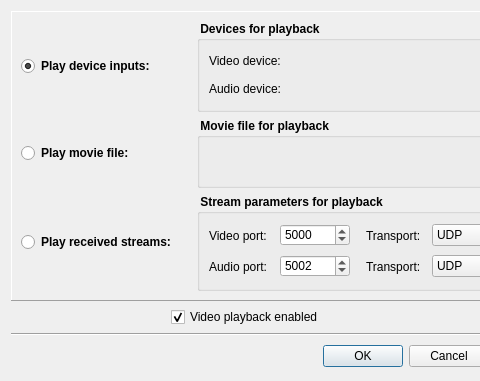
The window that Homer/forms/Dialogs/OpenVideoAudioPreviewDialog.ui (Homer-Conferencing/Homer-Conferencing) describes before a commit, drawn with Qt 5; both pictures show x 0 to 480 and y 0 to 381 of the 812 by 381 pixel window.
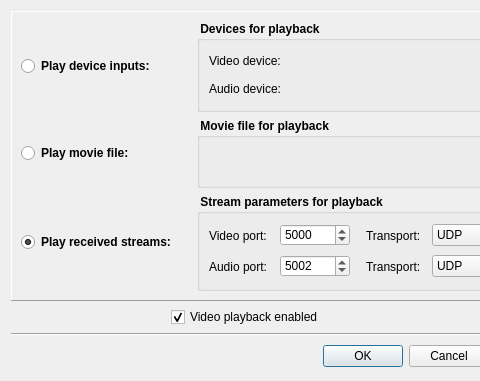
The same window after the commit. Icons and pictures are not drawn.

Commit message: - more verbose debu output - pre-select network streaming in OpenVideoAudioPreviewDialog

The edit to the form file:
```diff
--- a/Homer/forms/Dialogs/OpenVideoAudioPreviewDialog.ui
+++ b/Homer/forms/Dialogs/OpenVideoAudioPreviewDialog.ui
@@ -74,7 +74,7 @@
            <string>Play device inputs:</string>
           </property>
           <property name="checked">
-           <bool>true</bool>
+           <bool>false</bool>
           </property>
          </widget>
         </item>
@@ -330,6 +330,9 @@
           <property name="text">
            <string>Play received streams:</string>
           </property>
+          <property name="checked">
+           <bool>true</bool>
+          </property>
          </widget>
         </item>
         <item>
```
The commit also changes 1 other file.
